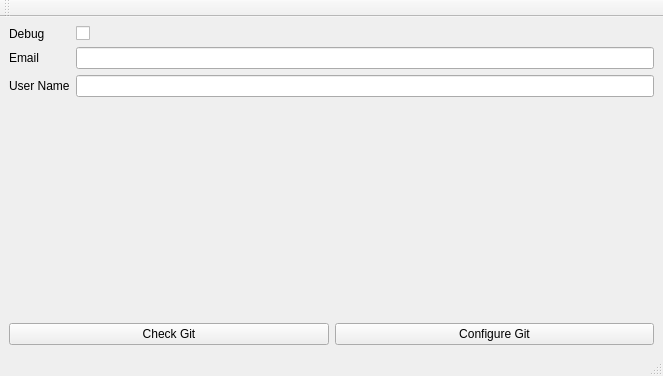
Above: app/view/qt6/modules/ui/module1.ui from PurpleArk18/GodotBuildAutomationTool before the change. Below: the same form after it.
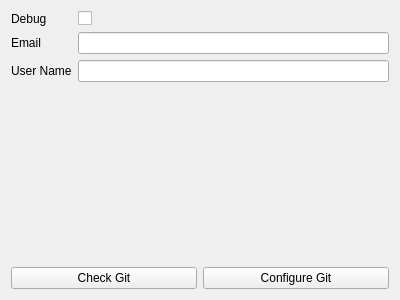
That is the form after the change.

What changed in the file:
```diff
--- a/app/view/qt6/modules/ui/module1.ui
+++ b/app/view/qt6/modules/ui/module1.ui
@@ -1,19 +1,24 @@
 <?xml version="1.0" encoding="UTF-8"?>
 <ui version="4.0">
- <class>module1Main</class>
- <widget class="QMainWindow" name="module1Main">
+ <class>module1</class>
+ <widget class="QWidget" name="module1">
   <property name="geometry">
    <rect>
     <x>0</x>
     <y>0</y>
-    <width>663</width>
-    <height>376</height>
+    <width>400</width>
+    <height>300</height>
    </rect>
   </property>
+  <property name="minimumSize">
+   <size>
+    <width>200</width>
+    <height>200</height>
+   </size>
+  </property>
   <property name="windowTitle">
    <string>MainWindow</string>
   </property>
-  <widget class="QWidget" name="centralwidget">
    <layout class="QVBoxLayout" name="verticalLayout_2">
     <item>
      <layout class="QVBoxLayout" name="verticalLayout">
@@ -72,29 +77,6 @@
      </layout>
     </item>
    </layout>
-  </widget>
-  <widget class="QMenuBar" name="menubar">
-   <property name="geometry">
-    <rect>
-     <x>0</x>
-     <y>0</y>
-     <width>663</width>
-     <height>33</height>
-    </rect>
-   </property>
-  </widget>
-  <widget class="QStatusBar" name="statusbar"/>
-  <widget class="QToolBar" name="toolBar">
-   <property name="windowTitle">
-    <string>toolBar</string>
-   </property>
-   <attribute name="toolBarArea">
-    <enum>TopToolBarArea</enum>
-   </attribute>
-   <attribute name="toolBarBreak">
-    <bool>false</bool>
-   </attribute>
-  </widget>
  </widget>
  <resources/>
  <connections/>
```
Left out of the diff: 2 changed lines with no effect on the pictures. Lines whose indentation alone changed are shown as unchanged.
